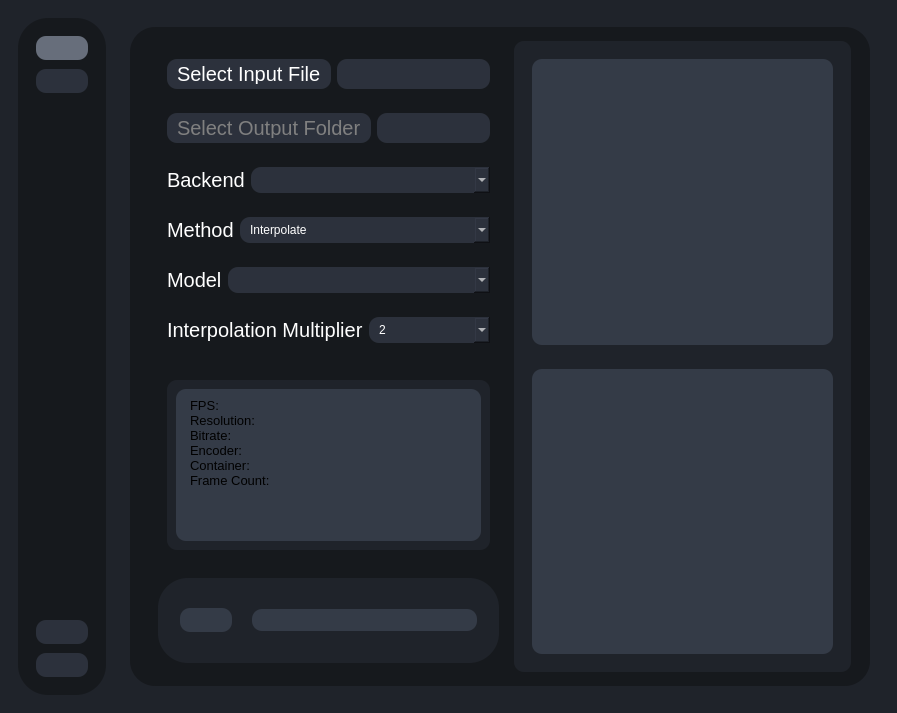
This is testRVEInterface.ui in TNTwise/REAL-Video-Enhancer as Qt 5 draws it before an edit. The edited form follows.
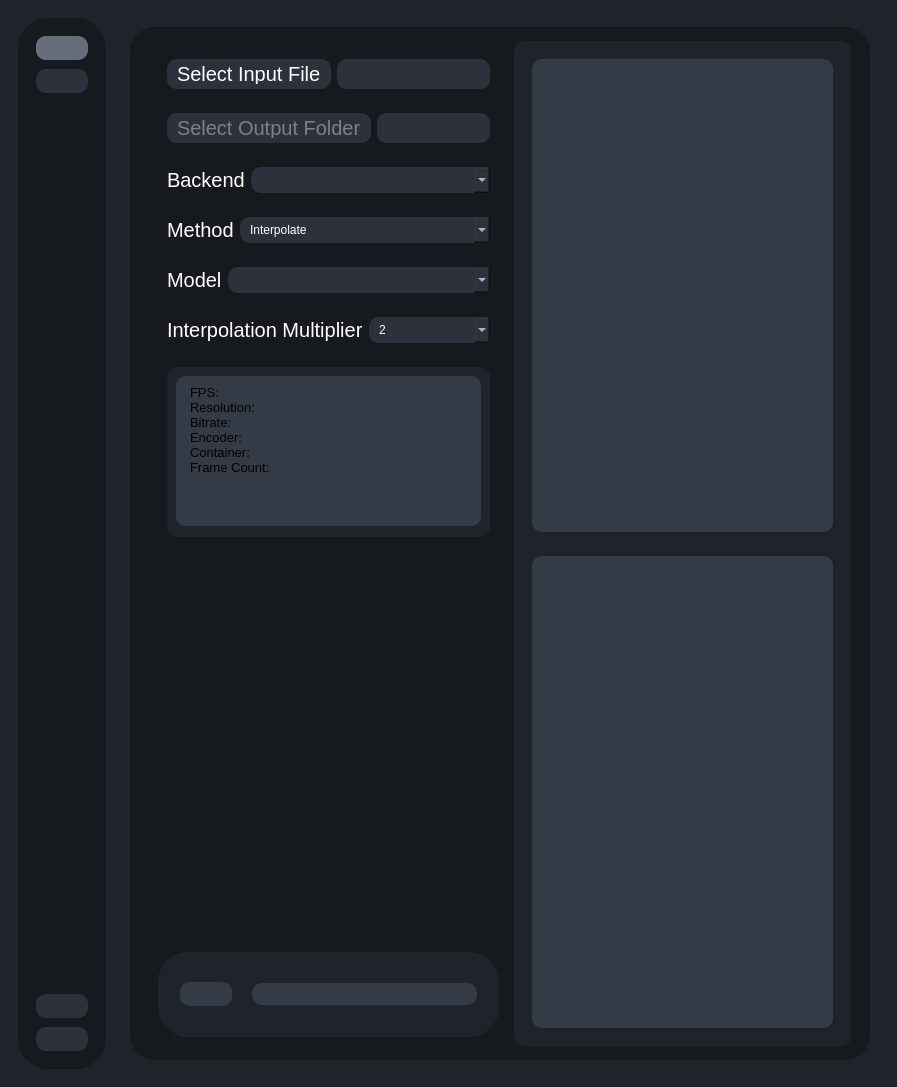
This is the edited form. The open tabs and pages were chosen to show the change. Icons and pictures are not drawn.

The edit to the form file:
```diff
--- a/testRVEInterface.ui
+++ b/testRVEInterface.ui
@@ -865,9 +865,35 @@
                          </property>
                         </widget>
                        </item>
+                       <item>
+                        <spacer name="verticalSpacer_5">
+                         <property name="orientation">
+                          <enum>Qt::Orientation::Vertical</enum>
+                         </property>
+                         <property name="sizeHint" stdset="0">
+                          <size>
+                           <width>20</width>
+                           <height>40</height>
+                          </size>
+                         </property>
+                        </spacer>
+                       </item>
                       </layout>
                      </widget>
                     </item>
+                    <item>
+                     <spacer name="verticalSpacer_6">
+                      <property name="orientation">
+                       <enum>Qt::Orientation::Vertical</enum>
+                      </property>
+                      <property name="sizeHint" stdset="0">
+                       <size>
+                        <width>20</width>
+                        <height>400</height>
+                       </size>
+                      </property>
+                     </spacer>
+                    </item>
                    </layout>
                   </widget>
                  </item>
```
